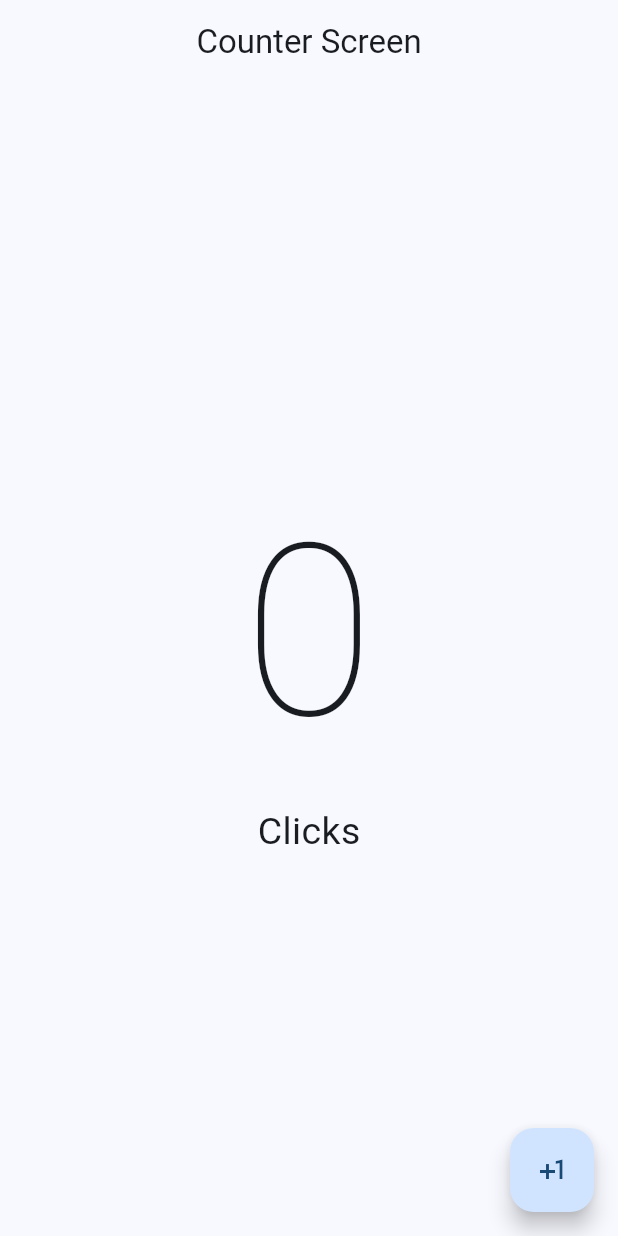
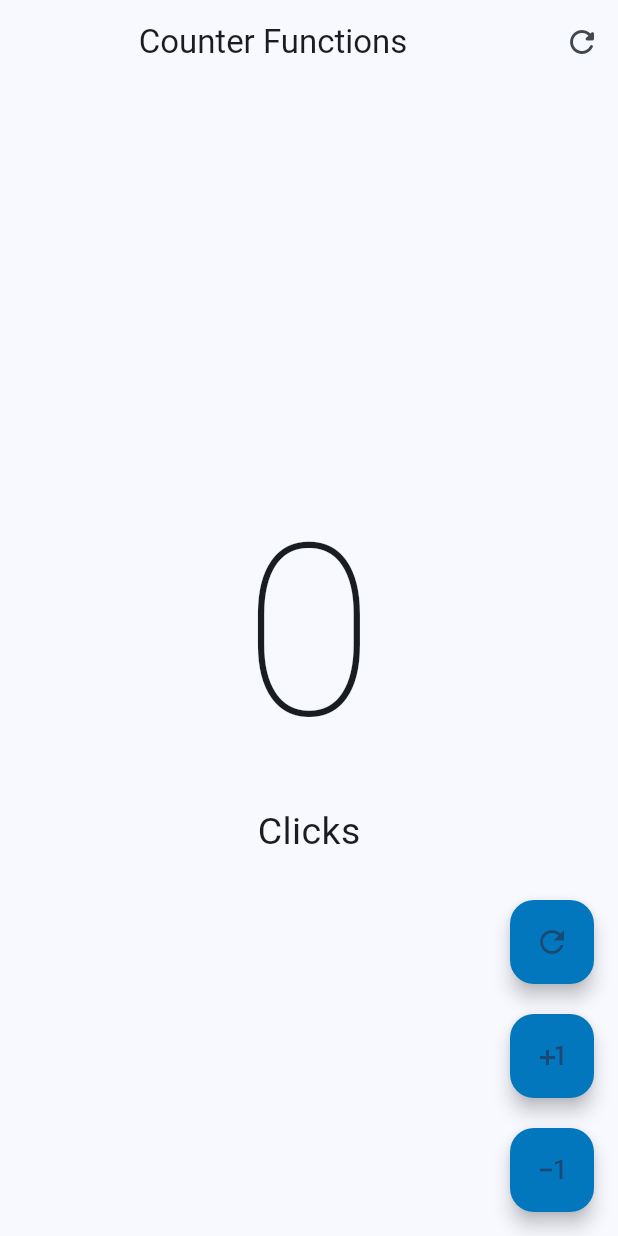
Before and after one commit to mundevux/Curso-Flutter, a Flutter app: the screen it shows after launch, on a phone screen of 412 x 824 dp. Run offline on Flutter 3.47's test engine with Material 3 defaults, Android fonts, the phone set to English and light mode, and no system bars.

Commit message:
Update counter screen import and home screen

```diff
--- a/S3-FLUTTER/hola_mundo_app/lib/main.dart
+++ b/S3-FLUTTER/hola_mundo_app/lib/main.dart
@@ -1,5 +1,6 @@
 import 'package:flutter/material.dart';
-import 'package:hola_mundo_app/presentation/screens/counter/counter_screen.dart';
+import 'package:hola_mundo_app/presentation/screens/counter/counter_functions_screen.dart';
+//import 'package:hola_mundo_app/presentation/screens/counter/counter_screen.dart';
 
 void main() {
   runApp(const MyApp());
@@ -16,7 +17,7 @@ class MyApp extends StatelessWidget {
         useMaterial3: true,
         colorSchemeSeed: Colors.blue
       ),
-      home: const CounterScreen()
+      home: const CounterFunctionsScreen()
     );
   }
 }
--- /dev/null
+++ b/S3-FLUTTER/hola_mundo_app/lib/presentation/screens/counter/counter_functions_screen.dart
@@ -0,0 +1,105 @@
+import 'package:flutter/material.dart';
+
+class CounterFunctionsScreen extends StatefulWidget {
+  const CounterFunctionsScreen({super.key});
+
+  @override
+  State<CounterFunctionsScreen> createState() => _CounterFunctionsScreenState();
+}
+
+class _CounterFunctionsScreenState extends State<CounterFunctionsScreen> {
+  int clickCounter = 0;
+
+  @override
+  Widget build(BuildContext context) {
+    return Scaffold(
+        appBar: AppBar(
+          title: const Center(
+            child: Text('Counter Functions'),
+          ),
+          actions: [
+            IconButton(
+              icon: const Icon(Icons.refresh_rounded),
+              onPressed: () {
+                setState(() {
+                  clickCounter = 0;
+                });
+              },
+            )
+          ],
+        ),
+        body: Center(
+          child: Column(
+            mainAxisAlignment: MainAxisAlignment.center,
+            children: [
+              Text(
+                '$clickCounter',
+                style:
+                    const TextStyle(fontSize: 160, fontWeight: FontWeight.w100),
+              ),
+              Text(
+                (clickCounter == 1 ? 'Click' : 'Clicks'),
+                style: const TextStyle(fontSize: 25),
+              )
+            ],
+          ),
+        ),
+        floatingActionButton: Column(
+          mainAxisAlignment: MainAxisAlignment.end,
+          children: [
+            CustomButton(
+                icon: Icons.refresh_outlined,
+                onPressed: () {
+                  setState(() {
+                    clickCounter = 0;
+                  });
+                }),
+            const SizedBox(
+              height: 20,
+            ),
+            CustomButton(
+              icon: Icons.plus_one_outlined,
+              onPressed: () {
+                setState(() {
+                  clickCounter++;
+                });
+              },
+            ),
+            const SizedBox(
+              height: 20,
+            ),
+            CustomButton(
+              icon: Icons.exposure_minus_1_outlined,
+              onPressed: () {
+                setState(() {
+                  if (clickCounter == 0) return;
+                  clickCounter--;
+                });
+              },
+            ),
+          ],
+        ));
+  }
+}
+
+class CustomButton extends StatelessWidget {
+  final IconData icon;
+  final VoidCallback? onPressed;
+
+  const CustomButton({
+    super.key,
+    required this.icon,
+    this.onPressed,
+  });
+
+  @override
+  Widget build(BuildContext context) {
+    return FloatingActionButton(
+      //shape: const StadiumBorder(),
+      elevation: 5,
+      backgroundColor: Colors.lightBlue.shade800,
+      onPressed: onPressed,
+      child: Icon(icon),
+    );
+  }
+}
```
Also changed, not shown: S4-FLUTTER/yes_no_app/analysis_options.yaml (added, +28 -0 lines), S4-FLUTTER/yes_no_app/lib/config/theme/app_theme.dart (added, +7 -0 lines), S4-FLUTTER/yes_no_app/lib/main.dart (added, +24 -0 lines), S4-FLUTTER/yes_no_app/pubspec.yaml (added, +90 -0 lines), S4-FLUTTER/yes_no_app/pubspec.lock (added), 124 other files.
